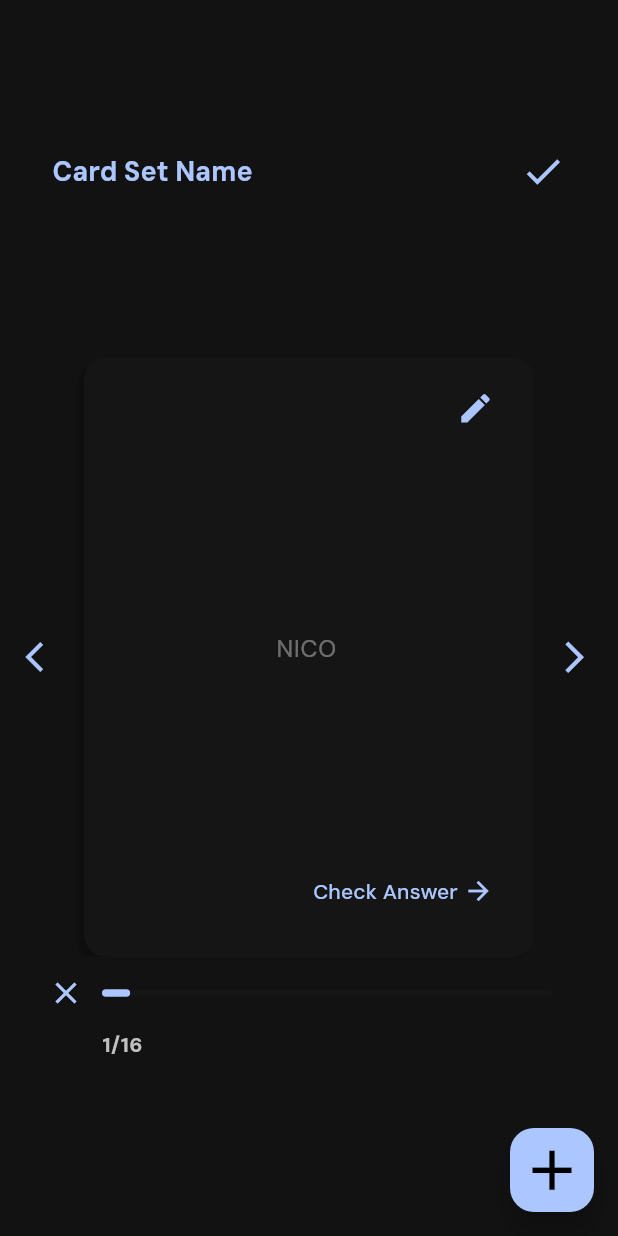
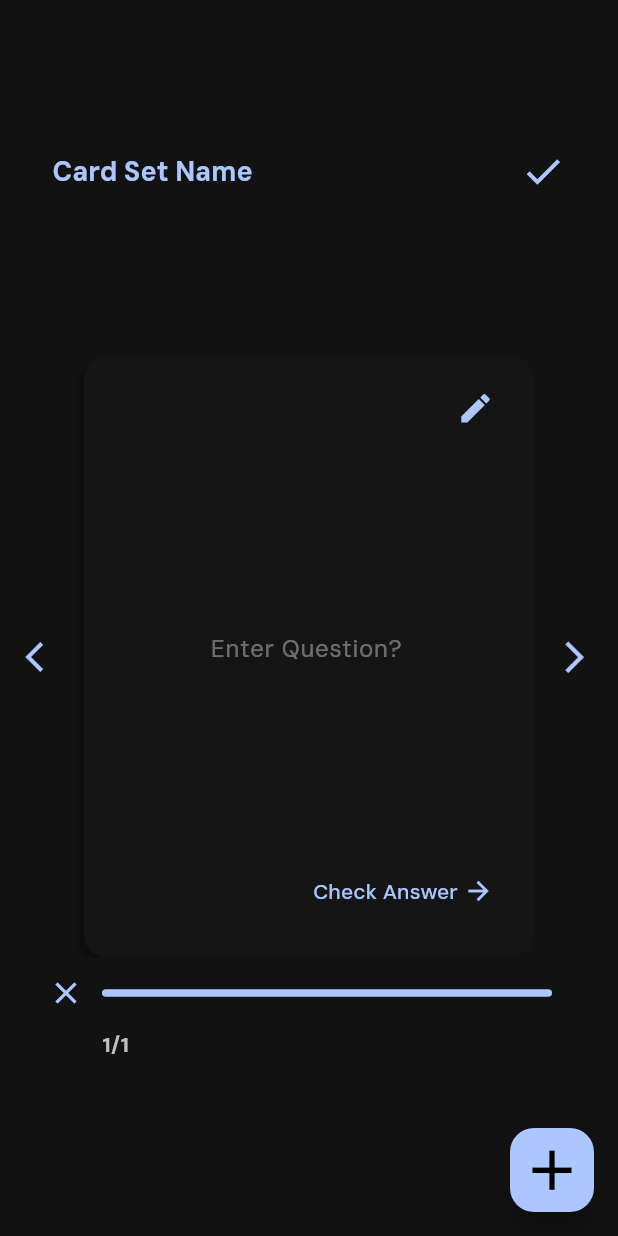
Before and after one commit to NNNNNC/pomodor_app, a Flutter app: the flashcard_page screen opened directly, after a tap on the "add" icon, after a tap on "Card Set Name", on a phone screen of 412 x 824 dp. Run offline on Flutter 3.47's test engine with Material 3 defaults, Android fonts, the phone set to English and light mode, and no system bars; drawn by our look-alikes of carousel_slider, flip_card; our stand-ins replace audioplayers, hive, hive_flutter; accounts and stored records are empty.

Commit message:
added hive flashcard

```diff
--- a/lib/models/flashcardModel.dart
+++ b/lib/models/flashcardModel.dart
@@ -1,17 +1,14 @@
-// import 'package:hive/hive.dart';
+import 'package:hive/hive.dart';
 
-// part 'flashcard_model.g.dart';
+part 'flashcardModel.g.dart';
 
-// @HiveType(typeId: 0, adapterName: 'flashcardAdopter')
-// class flashcardModel extends HiveObject{
+@HiveType(typeId: 0, adapterName: 'flashcardAdapter')
+class Flashcard extends HiveObject {
+  @HiveField(0)
+  String cardSetName;
 
-//   @HiveField(0)
-//   String answer;
-//   @HiveField(1)
-//   String question;
+  @HiveField(1)
+  List<Map<String, String>> cards;
 
-//   flashcardModel(
-//     this.answer,
-//     this.question
-//     );
-// }
+  Flashcard({required this.cardSetName, required this.cards});
+}
--- a/lib/models/profileModel.dart
+++ b/lib/models/profileModel.dart
@@ -1,5 +1,3 @@
-
-
 import 'package:hive/hive.dart';
 
 part 'profileModel.g.dart';
--- a/lib/models/topicModel.dart
+++ b/lib/models/topicModel.dart
@@ -1,4 +1,4 @@
-import 'package:hive_flutter/adapters.dart';
+// import 'package:hive_flutter/adapters.dart';
 
-@HiveType(typeId: 3, adapterName: "TopicAdapter")
-class Topic extends HiveObject {}
+// @HiveType(typeId: 3, adapterName: "TopicAdapter")
+// class Topic extends HiveObject {}
--- a/lib/pages/flashcard_edit.dart
+++ b/lib/pages/flashcard_edit.dart
@@ -2,10 +2,19 @@ import 'package:carousel_slider/carousel_slider.dart';
 import 'package:flip_card/flip_card.dart';
 import 'package:flip_card/flip_card_controller.dart';
 import 'package:flutter/material.dart';
+import 'package:pomodoro_app/main.dart';
+import 'package:pomodoro_app/models/flashcardModel.dart';
 import 'package:pomodoro_app/utils/flashcard_box.dart';
 
 class flashcard_edit extends StatefulWidget {
-  const flashcard_edit({super.key});
+  final int flashCardIndex;
+  final Function(int,String) onUpdate;
+
+  const flashcard_edit({
+    super.key,
+     required this.flashCardIndex,
+     required this.onUpdate
+     });
 
   @override
   State<flashcard_edit> createState() => _flashcard_editState();
@@ -13,29 +22,13 @@ class flashcard_edit extends StatefulWidget {
 
 class _flashcard_editState extends State<flashcard_edit> {
   final controller = CarouselController();
+
   FlipCardController _controller = FlipCardController();
-  List<String> texts = [
-    'NICO',
-    'ANGELO',
-    'CELIS',
-    'VILLONO',
-    'NICO',
-    'ANGELO',
-    'CELIS',
-    'VILLONO',
-    'NICO',
-    'ANGELO',
-    'CELIS',
-    'VILLONO',
-    'NICO',
-    'ANGELO',
-    'CELIS',
-    'VILLONO',
-  ];
+
   int _currentIndex = 0;
 
   void next() {
-    if (_currentIndex < texts.length - 1) {
+    if (_currentIndex < flashcard.cards.length - 1) {
       setState(() {
         _currentIndex = (_currentIndex + 1);
         controller.nextPage(duration: Duration(milliseconds: 400));
@@ -52,9 +45,22 @@ class _flashcard_editState extends State<flashcard_edit> {
     }
   }
 
-  TextEditingController _cardSetNameController =
-      TextEditingController(text: 'Card Set Name');
+  late TextEditingController _cardSetNameController;
+  late Flashcard flashcard;
   bool _isEnable = false;
+
+  @override
+  void initState() {
+    super.initState();
+    flashcard = flashcardBox.getAt(widget.flashCardIndex)!;
+    _cardSetNameController = TextEditingController(text: flashcard.cardSetName);
+  }
+
+  @override
+  void dispose() {
+    _cardSetNameController.dispose();
+    super.dispose();
+  }
 
   @override
   Widget build(BuildContext context) {
@@ -63,9 +69,13 @@ class _flashcard_editState extends State<flashcard_edit> {
           heroTag: 'flashcard edit',
           onPressed: () {
             setState(() {
-              texts.add(
-                  'New Flashcard'); // Add a new question flashcard to the list
-              // someting.add('')
+              // Add a new question and answer flashcard to the list
+              Map<String, String> newCard = {
+                'question': 'New question',
+                'answer': 'New answer',
+              };
+              flashcard.cards.add(newCard);
+              widget.onUpdate(flashcard.cards.length, flashcard.cardSetName);
             });
           },
           child: Icon(
@@ -101,7 +111,8 @@ class _flashcard_editState extends State<flashcard_edit> {
                             border: InputBorder.none,
                           ),
                           onChanged: (value) {
-                            _cardSetNameController.text = value;
+                            flashcard.cardSetName = value;
+                            widget.onUpdate(flashcard.cards.length, flashcard.cardSetName);
                           },
                           onSubmitted: (value) {
                             setState(() {
@@ -113,6 +124,7 @@ class _flashcard_editState extends State<flashcard_edit> {
                     ),
                     GestureDetector(
                         onTap: () {
+                          flashcard.save();
                           Navigator.pop(context);
                         },
                         child: Icon(
@@ -131,20 +143,23 @@ class _flashcard_editState extends State<flashcard_edit> {
                   Center(
                       child: CarouselSlider.builder(
                           carouselController: controller,
-                          itemCount: texts.length,
+                          itemCount: flashcard.cards.length,
                           itemBuilder: (context, index, realIndex) {
-                            final text = texts[index];
+                            final card = flashcard.cards[index];
+                            final question = card['question'] ?? '';
+                            final answer = card['answer'] ?? '';
                             return FlipCard(
                                 controller: _controller,
                                 direction: FlipDirection.HORIZONTAL,
                                 front: FlashcardBox(
-                                  cardContent: text,
+                                  cardContent: question,
                                   flipButton: TextButton(
                                       onPressed: () {
-                                         _controller.toggleCard();
+                                        _controller.toggleCard();
                                       },
                                       child: Row(
-                                        mainAxisAlignment: MainAxisAlignment.end,
+                                        mainAxisAlignment:
+                                            MainAxisAlignment.end,
                                         children: [
                                           Text(
                                             'Check Answer ',
@@ -163,15 +178,22 @@ class _flashcard_editState extends State<flashcard_edit> {
                                           ),
                                         ],
                                       )),
+                                  onUpdateContent: (editQuestion) {
+                                    setState(() {
+                                      flashcard.cards[index]['question'] =
+                                          editQuestion;
+                                    });
+                                  },
                                 ),
                                 back: FlashcardBox(
-                                  cardContent: 'Jake Sacay',
+                                  cardContent: answer,
                                   flipButton: TextButton(
                                       onPressed: () {
-                                         _controller.toggleCard();
+                                        _controller.toggleCard();
                                       },
                                       child: Row(
-                                        mainAxisAlignment: MainAxisAlignment.end,
+                                        mainAxisAlignment:
+                                            MainAxisAlignment.end,
                                         children: [
                                           Text(
                                             'Check Answer ',
@@ -190,6 +212,11 @@ class _flashcard_editState extends State<flashcard_edit> {
                                           ),
                                         ],
                                       )),
+                                  onUpdateContent: (editAnswer) {
+                                    setState(() {
+                                      flashcard.cards[index]['answer'] = editAnswer;
+                                    });
+                                  },
                                 ));
                           },
                           options: CarouselOptions(
@@ -232,12 +259,14 @@ class _flashcard_editState extends State<flashcard_edit> {
                   children: [
                     IconButton(
                         onPressed: () {
-                          if (texts.length > 1) {
+                          if (flashcard.cards.length > 1) {
                             setState(() {
-                              texts.removeLast();
-                              _currentIndex = (_currentIndex >= texts.length)
-                                  ? texts.length - 1
-                                  : _currentIndex;
+                              flashcard.cards.removeLast();
+                              _currentIndex =
+                                  (_currentIndex >= flashcard.cards.length)
+                                      ? flashcard.cards.length - 1
+                                      : _currentIndex;
+                              widget.onUpdate(flashcard.cards.length, flashcard.cardSetName);
                             });
                           }
                         },
@@ -250,7 +279,7 @@ class _flashcard_editState extends State<flashcard_edit> {
                       width: 300,
                       child: LinearProgressIndicator(
                         borderRadius: BorderRadius.circular(10),
-                        value: (_currentIndex + 1) / texts.length,
+                        value: (_currentIndex + 1) / flashcard.cards.length,
                         minHeight: 5,
                         backgroundColor: Theme.of(context).colorScheme.primary,
                         valueColor: AlwaysStoppedAnimation<Color>(
@@ -268,7 +297,9 @@ class _flashcard_editState extends State<flashcard_edit> {
                   mainAxisAlignment: MainAxisAlignment.start,
                   children: [
                     Text(
-                      '${_currentIndex + 1}' + '/' + texts.length.toString(),
+                      '${_currentIndex + 1}' +
+                          '/' +
+                          flashcard.cards.length.toString(),
                       style: TextStyle(fontSize: 14),
                     ),
                   ],
@@ -277,6 +308,5 @@ class _flashcard_editState extends State<flashcard_edit> {
             ],
           ),
         ));
-
   }
 }
--- a/lib/pages/flashcard_page.dart
+++ b/lib/pages/flashcard_page.dart
@@ -1,5 +1,7 @@
 import 'package:flutter/material.dart';
 import 'package:flutter/widgets.dart';
+import 'package:pomodoro_app/main.dart';
+import 'package:pomodoro_app/models/flashcardModel.dart';
 import 'package:pomodoro_app/utils/flashcard_tile.dart';
 
 class flashcard_page extends StatefulWidget {
@@ -10,8 +12,14 @@ class flashcard_page extends StatefulWidget {
 }
 
 class _flashcard_pageState extends State<flashcard_page> {
-
-  List<Widget> flashcardTiles = [];
+  void updateFlashcard(int index, int newCount, newCardSetName) {
+    setState(() {
+      var flashcardSet = flashcardBox.getAt(index);
+      flashcardSet!.cards.length = newCount;
+      flashcardSet.cardSetName = newCardSetName;
+      flashcardBox.putAt(index, flashcardSet);
+    });
+  }
 
   @override
   Widget build(BuildContext context) {
@@ -22,24 +30,41 @@ class _flashcard_pageState extends State<flashcard_page> {
         ),
         floatingActionButton: FloatingActionButton(
           heroTag: 'flashcard',
-        onPressed: (){
+          onPressed: () {
             setState(() {
-              flashcardTiles.add(
-                flashcard_tile(
-                  flashcard_name: 'Card Set Name', flashcard_count: 1,
-                ),
-              );
+              flashcardBox.add(Flashcard(
+                cardSetName: 'Card Set Name',
+                cards: [
+                  {'question': 'Enter Question?', 'answer': 'Enter Answer'},
+                ],
+              ));
             });
           },
-        child: Icon(Icons.add, size: 45,),
+          child: Icon(
+            Icons.add,
+            size: 45,
           ),
-
+        ),
         body: ListView.builder(
-          itemCount: flashcardTiles.length,
+          itemCount: flashcardBox.length,
           itemBuilder: (context, index) {
-            return flashcardTiles[index];
+            var flashcardSet = flashcardBox.getAt(index);
+            var cardSetName = flashcardSet?.cardSetName;
+            var cardSetLength = flashcardSet?.cards.length;
+            return flashcard_tile(
+              flashcard_name: cardSetName ?? 'No Name',
+              flashcard_count: cardSetLength ?? 0,
+              flashCardIndex: index,
+              onDelete: () {
+                setState(() {
+                  flashcardBox.deleteAt(index);
+                });
               },
-        )
+              onUpdate: (newCount, newName) {
+                updateFlashcard(index, newCount, newName);
+              },
             );
+          },
+        ));
   }
 }
--- a/lib/utils/flashcard_box.dart
+++ b/lib/utils/flashcard_box.dart
@@ -3,9 +3,10 @@ import 'package:flutter/material.dart';
 class FlashcardBox extends StatefulWidget {
   final String cardContent;
   final TextButton flipButton;
+  final Function(String) onUpdateContent;
 
   const FlashcardBox(
-      {Key? key, required this.cardContent, required this.flipButton})
+      {Key? key, required this.cardContent, required this.flipButton, required this.onUpdateContent})
       : super(key: key);
 
   @override
@@ -72,7 +73,7 @@ class _FlashcardBoxState extends State<FlashcardBox> {
                       border: InputBorder.none,
                     ),
                     onChanged: (value) {
-                      // Pending
+                      widget.onUpdateContent(value);
                     },
                     focusNode: FocusNode()
                       ..addListener(() {
--- a/lib/utils/flashcard_tile.dart
+++ b/lib/utils/flashcard_tile.dart
@@ -6,11 +6,18 @@ class flashcard_tile extends StatelessWidget {
 
   final String flashcard_name;
   final int flashcard_count;
+  final int flashCardIndex;
+  final VoidCallback onDelete;
+  final Function(int,String) onUpdate;
 
   const flashcard_tile({
     super.key,
     required this.flashcard_name,
-    required this.flashcard_count});
+    required this.flashcard_count,
+    required this.flashCardIndex,
+    required this.onDelete,
+    required this.onUpdate,
+    });
 
   @override
   Widget build(BuildContext context) {
@@ -18,7 +25,11 @@ class flashcard_tile extends StatelessWidget {
       padding: const EdgeInsets.only(left: 12,right: 12, top: 10),
       child: GestureDetector(
         onTap: (){
-          Navigator.push(context, MaterialPageRoute(builder: (Context) => flashcard_edit()));
+          Navigator.push(context, MaterialPageRoute(
+            builder: (Context) => flashcard_edit(
+              flashCardIndex: flashCardIndex,
+              onUpdate: onUpdate
+              )));
         },
         child: custom_box(
           child: Column(
@@ -36,6 +47,9 @@ class flashcard_tile extends StatelessWidget {
                          )
                         ),
                       PopupMenuItem(
+                        onTap: () {
+                          onDelete();
+                        },
                         child: Text('Delete', style: TextStyle(fontWeight: FontWeight.bold)
                         )
                         )
```
Also changed, not shown: lib/main.dart (+7 -5 lines), lib/models/taskModel.dart (+10 -10 lines), lib/pages/profile_page.dart (+24 -16 lines), lib/utils/profile_tile.dart (+6 -1 lines), lib/models/flashcardModel.g.dart (added). Lines whose indentation alone changed are shown as unchanged.
